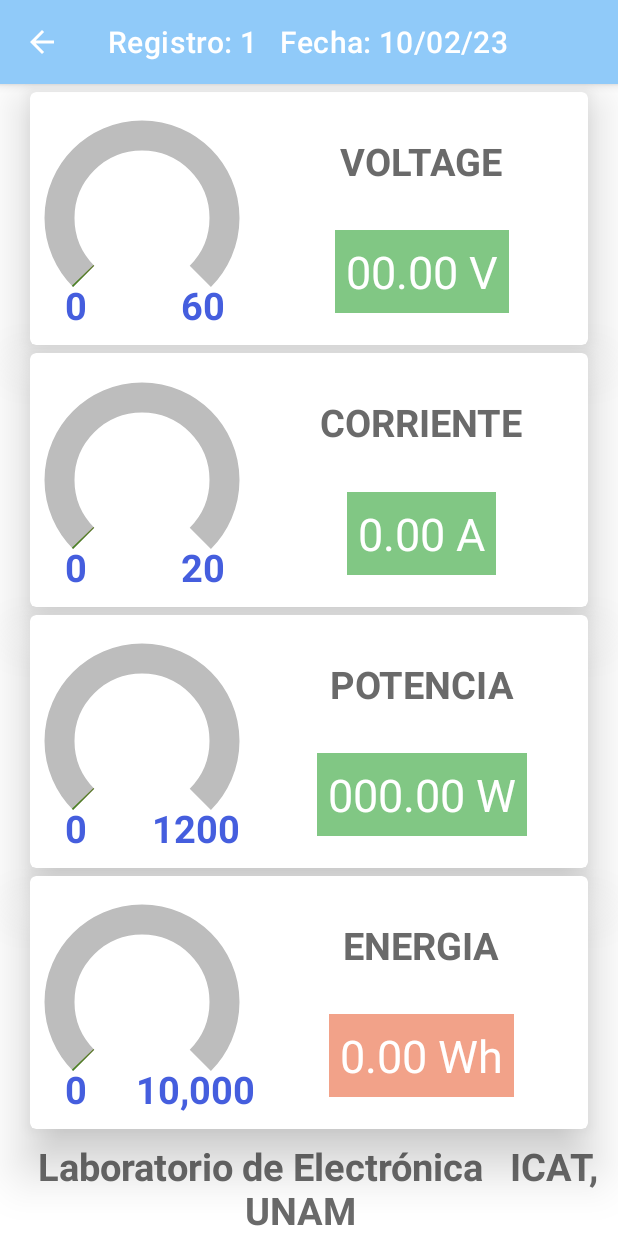
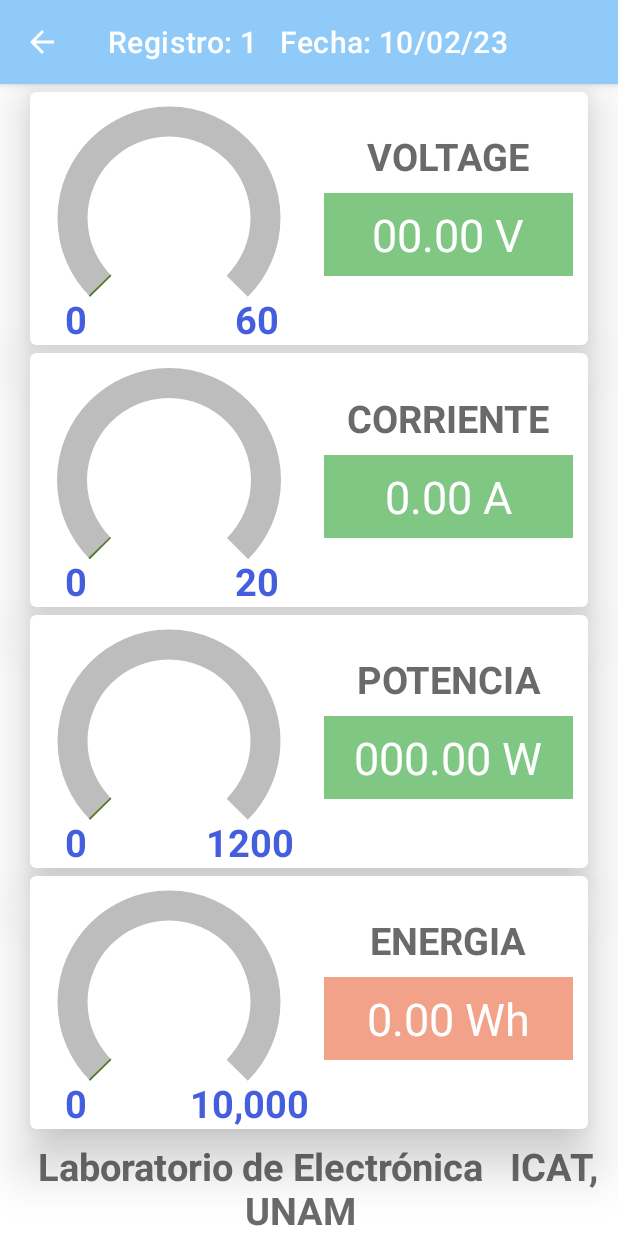
Before and after one commit to AlejandraCastillo/MedidorBluetooth, an Android app: the MessageReceiverActivity screen opened directly, with no data from a screen before it, on a phone screen of 412 x 824 dp. Run offline under Robolectric (Android 15) with nearby library versions, the phone set to English and light mode, and no system bars; 1 statement that could not run was skipped.

Commit message:
Mejora MessageReceiverActivity

```diff
--- a/app/src/main/res/layout/activity_message_receiver.xml
+++ b/app/src/main/res/layout/activity_message_receiver.xml
@@ -10,10 +10,10 @@
         android:id="@+id/voltaje_layout"
         android:layout_width="0dp"
         android:layout_height="0dp"
+        android:layout_marginStart="@dimen/margin_side_message_receiver"
+        android:layout_marginTop="@dimen/margin_top_message_receiver"
+        android:layout_marginEnd="@dimen/margin_side_message_receiver"
         android:padding="@dimen/padding_message_receiver"
-        android:layout_marginTop="@dimen/margin_top_message_receiver"
-        android:layout_marginStart="@dimen/margin_side_message_receiver"
-        android:layout_marginEnd="@dimen/margin_side_message_receiver"
         app:cardElevation="20dp"
         app:layout_constraintBottom_toTopOf="@+id/corriente_layout"
         app:layout_constraintEnd_toEndOf="parent"
@@ -26,16 +26,17 @@
 
             <FrameLayout
                 android:id="@+id/fl_voltaje"
-                android:layout_width="wrap_content"
-                android:layout_height="wrap_content"
+                android:layout_width="0dp"
+                android:layout_height="0dp"
                 app:layout_constraintBottom_toBottomOf="parent"
+                app:layout_constraintEnd_toStartOf="@id/guideline_voltaje"
                 app:layout_constraintStart_toStartOf="parent"
                 app:layout_constraintTop_toTopOf="parent">
 
                 <com.ake.medidorbluetooth.custom_gauge.CustomGauge
                     android:id="@+id/gauge_voltaje"
-                    android:layout_width="@dimen/gauge_size"
-                    android:layout_height="@dimen/gauge_size"
+                    android:layout_width="match_parent"
+                    android:layout_height="match_parent"
                     app:gaugeDividerColor="@color/md_yellow_500"
                     app:gaugeDividerDrawFirst="false"
                     app:gaugeDividerDrawLast="true"
@@ -71,6 +72,13 @@
 
             </FrameLayout>
 
+            <androidx.constraintlayout.widget.Guideline
+                android:id="@+id/guideline_voltaje"
+                android:layout_width="0dp"
+                android:layout_height="0dp"
+                android:orientation="vertical"
+                app:layout_constraintGuide_percent="0.5" />
+
             <TextView
                 android:id="@+id/label_voltaje"
                 android:layout_width="wrap_content"
@@ -79,24 +87,32 @@
                 android:text="VOLTAGE"
                 android:textSize="@dimen/text_size_label_message_receiver"
                 android:textStyle="bold"
-                app:layout_constraintBottom_toTopOf="@id/tv_voltaje"
-                app:layout_constraintEnd_toEndOf="parent"
-                app:layout_constraintStart_toEndOf="@id/fl_voltaje"
-                app:layout_constraintTop_toTopOf="parent" />
+                app:layout_constraintEnd_toEndOf="@id/tv_voltaje"
+                app:layout_constraintBottom_toTopOf="@id/guideline_voltaje_2"
+                app:layout_constraintStart_toStartOf="@id/tv_voltaje"/>
+
+            <androidx.constraintlayout.widget.Guideline
+                android:id="@+id/guideline_voltaje_2"
+                android:layout_width="0dp"
+                android:layout_height="0dp"
+                android:orientation="horizontal"
+                app:layout_constraintGuide_percent="0.4" />
 
             <TextView
                 android:id="@+id/tv_voltaje"
-                android:layout_width="wrap_content"
+                android:layout_width="0dp"
                 android:layout_height="wrap_content"
+                android:layout_marginStart="@dimen/margin_textView_mr"
+                android:layout_marginEnd="@dimen/margin_textView_mr"
                 android:background="@color/gaugeTextColor"
                 android:padding="@dimen/padding_message_receiver"
                 android:text="00.00 V"
+                android:textAlignment="center"
                 android:textColor="@color/white"
                 android:textSize="@dimen/text_size_message_receiver"
-                app:layout_constraintBottom_toBottomOf="parent"
                 app:layout_constraintEnd_toEndOf="parent"
-                app:layout_constraintStart_toEndOf="@id/fl_voltaje"
-                app:layout_constraintTop_toBottomOf="@id/label_voltaje" />
+                app:layout_constraintStart_toEndOf="@id/guideline_voltaje"
+                app:layout_constraintTop_toBottomOf="@id/guideline_voltaje_2" />
 
         </androidx.constraintlayout.widget.ConstraintLayout>
 
@@ -106,11 +122,11 @@
         android:id="@+id/corriente_layout"
         android:layout_width="0dp"
         android:layout_height="0dp"
+        android:layout_marginStart="@dimen/margin_side_message_receiver"
+        android:layout_marginTop="@dimen/margin_top_message_receiver"
+        android:layout_marginEnd="@dimen/margin_side_message_receiver"
+        android:padding="@dimen/padding_message_receiver"
         app:cardElevation="20dp"
-        android:padding="@dimen/padding_message_receiver"
-        android:layout_marginTop="@dimen/margin_top_message_receiver"
-        android:layout_marginStart="@dimen/margin_side_message_receiver"
-        android:layout_marginEnd="@dimen/margin_side_message_receiver"
         app:layout_constraintBottom_toTopOf="@+id/potencia_layout"
         app:layout_constraintEnd_toEndOf="parent"
         app:layout_constraintStart_toStartOf="parent"
@@ -122,16 +138,17 @@
 
             <FrameLayout
                 android:id="@+id/fl_corriente"
-                android:layout_width="wrap_content"
-                android:layout_height="wrap_content"
+                android:layout_width="0dp"
+                android:layout_height="0dp"
                 app:layout_constraintBottom_toBottomOf="parent"
+                app:layout_constraintEnd_toStartOf="@id/guideline_corriente"
                 app:layout_constraintStart_toStartOf="parent"
                 app:layout_constraintTop_toTopOf="parent">
 
                 <com.ake.medidorbluetooth.custom_gauge.CustomGauge
                     android:id="@+id/gauge_corriente"
-                    android:layout_width="@dimen/gauge_size"
-                    android:layout_height="@dimen/gauge_size"
+                    android:layout_width="match_parent"
+                    android:layout_height="match_parent"
                     app:gaugeDividerColor="@color/md_yellow_500"
                     app:gaugeDividerDrawFirst="false"
                     app:gaugeDividerDrawLast="true"
@@ -167,32 +184,47 @@
 
             </FrameLayout>
 
+            <androidx.constraintlayout.widget.Guideline
+                android:id="@+id/guideline_corriente"
+                android:layout_width="0dp"
+                android:layout_height="0dp"
+                android:orientation="vertical"
+                app:layout_constraintGuide_percent="0.5" />
+
             <TextView
                 android:id="@+id/label_corriente"
                 android:layout_width="wrap_content"
                 android:layout_height="wrap_content"
                 android:padding="@dimen/padding_message_receiver"
                 android:text="CORRIENTE"
+                app:layout_constraintEnd_toEndOf="@id/tv_corriente"
                 android:textSize="@dimen/text_size_label_message_receiver"
                 android:textStyle="bold"
-                app:layout_constraintBottom_toTopOf="@id/tv_corriente"
-                app:layout_constraintEnd_toEndOf="parent"
-                app:layout_constraintStart_toEndOf="@id/fl_corriente"
-                app:layout_constraintTop_toTopOf="parent" />
+                app:layout_constraintBottom_toTopOf="@id/guideline_corriente2"
+                app:layout_constraintStart_toStartOf="@id/tv_corriente"/>
+
+            <androidx.constraintlayout.widget.Guideline
+                android:id="@+id/guideline_corriente2"
+                android:layout_width="0dp"
+                android:layout_height="0dp"
+                android:orientation="horizontal"
+                app:layout_constraintGuide_percent="0.4" />
 
             <TextView
                 android:id="@+id/tv_corriente"
-                android:layout_width="wrap_content"
+                android:layout_width="0dp"
                 android:layout_height="wrap_content"
+                android:layout_marginStart="@dimen/margin_textView_mr"
+                android:layout_marginEnd="@dimen/margin_textView_mr"
                 android:background="@color/gaugeTextColor"
                 android:padding="@dimen/padding_message_receiver"
                 android:text="0.00 A"
+                android:textAlignment="center"
                 android:textColor="@color/white"
                 android:textSize="@dimen/text_size_message_receiver"
-                app:layout_constraintBottom_toBottomOf="parent"
                 app:layout_constraintEnd_toEndOf="parent"
-                app:layout_constraintStart_toEndOf="@id/fl_corriente"
-                app:layout_constraintTop_toBottomOf="@id/label_corriente" />
+                app:layout_constraintStart_toEndOf="@id/guideline_corriente"
+                app:layout_constraintTop_toBottomOf="@id/guideline_corriente2" />
 
         </androidx.constraintlayout.widget.ConstraintLayout>
 
@@ -202,10 +234,10 @@
         android:id="@+id/potencia_layout"
         android:layout_width="0dp"
         android:layout_height="0dp"
+        android:layout_marginStart="@dimen/margin_side_message_receiver"
+        android:layout_marginTop="@dimen/margin_top_message_receiver"
+        android:layout_marginEnd="@dimen/margin_side_message_receiver"
         android:padding="@dimen/padding_message_receiver"
-        android:layout_marginTop="@dimen/margin_top_message_receiver"
-        android:layout_marginStart="@dimen/margin_side_message_receiver"
-        android:layout_marginEnd="@dimen/margin_side_message_receiver"
         app:cardElevation="20dp"
         app:layout_constraintBottom_toTopOf="@+id/energia_layout"
         app:layout_constraintEnd_toEndOf="parent"
@@ -218,16 +250,17 @@
 
             <FrameLayout
                 android:id="@+id/fl_potencia"
-                android:layout_width="wrap_content"
-                android:layout_height="wrap_content"
+                android:layout_width="0dp"
+                android:layout_height="0dp"
                 app:layout_constraintBottom_toBottomOf="parent"
+                app:layout_constraintEnd_toStartOf="@id/guideline_potencia"
                 app:layout_constraintStart_toStartOf="parent"
                 app:layout_constraintTop_toTopOf="parent">
 
                 <com.ake.medidorbluetooth.custom_gauge.CustomGauge
                     android:id="@+id/gauge_potencia"
-                    android:layout_width="@dimen/gauge_size"
-                    android:layout_height="@dimen/gauge_size"
+                    android:layout_width="wrap_content"
+                    android:layout_height="wrap_content"
                     app:gaugeDividerColor="@color/md_yellow_500"
                     app:gaugeDividerDrawFirst="false"
                     app:gaugeDividerDrawLast="true"
@@ -263,32 +296,47 @@
 
             </FrameLayout>
 
+            <androidx.constraintlayout.widget.Guideline
+                android:id="@+id/guideline_potencia"
+                android:layout_width="0dp"
+                android:layout_height="0dp"
+                android:orientation="vertical"
+                app:layout_constraintGuide_percent="0.5" />
+
             <TextView
                 android:id="@+id/label_potencia"
                 android:layout_width="wrap_content"
                 android:layout_height="wrap_content"
                 android:padding="@dimen/padding_message_receiver"
                 android:text="POTENCIA"
-                app:layout_constraintBottom_toTopOf="@id/tv_potencia"
-                app:layout_constraintEnd_toEndOf="parent"
-                app:layout_constraintStart_toEndOf="@id/fl_potencia"
-                app:layout_constraintTop_toTopOf="parent"
+                app:layout_constraintEnd_toEndOf="@id/tv_potencia"
                 android:textSize="@dimen/text_size_label_message_receiver"
-                android:textStyle="bold" />
+                android:textStyle="bold"
+                app:layout_constraintBottom_toTopOf="@id/guideline_potencia2"
+                app:layout_constraintStart_toStartOf="@id/tv_potencia"/>
+
+            <androidx.constraintlayout.widget.Guideline
+                android:id="@+id/guideline_potencia2"
+                android:layout_width="0dp"
+                android:layout_height="0dp"
+                android:orientation="horizontal"
+                app:layout_constraintGuide_percent="0.4" />
 
             <TextView
                 android:id="@+id/tv_potencia"
-                android:layout_width="wrap_content"
+                android:layout_width="0dp"
                 android:layout_height="wrap_content"
-                app:layout_constraintBottom_toBottomOf="parent"
-                app:layout_constraintEnd_toEndOf="parent"
-                app:layout_constraintStart_toEndOf="@id/fl_potencia"
-                app:layout_constraintTop_toBottomOf="@id/label_potencia"
+                android:layout_marginStart="@dimen/margin_textView_mr"
+                android:layout_marginEnd="@dimen/margin_textView_mr"
                 android:background="@color/gaugeTextColor"
                 android:padding="@dimen/padding_message_receiver"
                 android:text="000.00 W"
+                android:textAlignment="center"
                 android:textColor="@color/white"
-                android:textSize="@dimen/text_size_message_receiver" />
+                android:textSize="@dimen/text_size_message_receiver"
+                app:layout_constraintEnd_toEndOf="parent"
+                app:layout_constraintStart_toEndOf="@id/guideline_potencia"
+                app:layout_constraintTop_toBottomOf="@id/guideline_potencia2" />
 
         </androidx.constraintlayout.widget.ConstraintLayout>
 
@@ -297,11 +345,11 @@
     <com.google.android.material.card.MaterialCardView
         android:id="@+id/energia_layout"
         android:layout_width="0dp"
-        android:padding="@dimen/padding_message_receiver"
-        android:layout_marginTop="@dimen/margin_top_message_receiver"
         android:layout_height="0dp"
         android:layout_marginStart="@dimen/margin_side_message_receiver"
+        android:layout_marginTop="@dimen/margin_top_message_receiver"
         android:layout_marginEnd="@dimen/margin_side_message_receiver"
+        android:padding="@dimen/padding_message_receiver"
         app:cardElevation="20dp"
         app:layout_constraintBottom_toTopOf="@id/label_desarrollado_en"
         app:layout_constraintEnd_toEndOf="parent"
@@ -314,16 +362,17 @@
 
             <FrameLayout
                 android:id="@+id/fl_energia"
-                android:layout_width="wrap_content"
-                android:layout_height="wrap_content"
+                android:layout_width="0dp"
+                android:layout_height="0dp"
                 app:layout_constraintBottom_toBottomOf="parent"
+                app:layout_constraintEnd_toStartOf="@id/guideline_energia"
                 app:layout_constraintStart_toStartOf="parent"
                 app:layout_constraintTop_toTopOf="parent">
 
                 <com.ake.medidorbluetooth.custom_gauge.CustomGauge
                     android:id="@+id/gauge_energia"
-                    android:layout_width="@dimen/gauge_size"
-                    android:layout_height="@dimen/gauge_size"
+                    android:layout_width="wrap_content"
+                    android:layout_height="wrap_content"
                     app:gaugeDividerColor="@color/md_yellow_500"
                     app:gaugeDividerDrawFirst="false"
                     app:gaugeDividerDrawLast="true"
@@ -357,32 +406,47 @@
                     android:textStyle="bold" />
             </FrameLayout>
 
+            <androidx.constraintlayout.widget.Guideline
+                android:id="@+id/guideline_energia"
+                android:layout_width="0dp"
+                android:layout_height="0dp"
+                android:orientation="vertical"
+                app:layout_constraintGuide_percent="0.5" />
+
             <TextView
                 android:id="@+id/label_energia"
                 android:layout_width="wrap_content"
                 android:layout_height="wrap_content"
                 android:padding="@dimen/padding_message_receiver"
+                app:layout_constraintEnd_toEndOf="@id/tv_energia"
                 android:text="ENERGIA"
-                app:layout_constraintBottom_toTopOf="@id/tv_energia"
-                app:layout_constraintEnd_toEndOf="parent"
-                app:layout_constraintStart_toEndOf="@id/fl_energia"
-                app:layout_constraintTop_toTopOf="parent"
                 android:textSize="@dimen/text_size_label_message_receiver"
-                android:textStyle="bold" />
+                android:textStyle="bold"
+                app:layout_constraintBottom_toTopOf="@id/guideline_energia2"
+                app:layout_constraintStart_toStartOf="@id/tv_energia" />
+
+            <androidx.constraintlayout.widget.Guideline
+                android:id="@+id/guideline_energia2"
+                android:layout_width="0dp"
+                android:layout_height="0dp"
+                android:orientation="horizontal"
+                app:layout_constraintGuide_percent="0.4" />
 
             <TextView
                 android:id="@+id/tv_energia"
-                android:layout_width="wrap_content"
+                android:layout_width="0dp"
                 android:layout_height="wrap_content"
+                android:layout_marginStart="@dimen/margin_textView_mr"
+                android:layout_marginEnd="@dimen/margin_textView_mr"
                 android:background="#f2a289"
                 android:padding="@dimen/padding_message_receiver"
                 android:text="0.00 Wh"
+                android:textAlignment="center"
                 android:textColor="@color/white"
-                app:layout_constraintBottom_toBottomOf="parent"
+                android:textSize="@dimen/text_size_message_receiver"
                 app:layout_constraintEnd_toEndOf="parent"
-                app:layout_constraintStart_toEndOf="@id/fl_energia"
-                app:layout_constraintTop_toBottomOf="@id/label_energia"
-                android:textSize="@dimen/text_size_message_receiver" />
+                app:layout_constraintStart_toEndOf="@id/guideline_energia"
+                app:layout_constraintTop_toBottomOf="@id/guideline_energia2" />
 
         </androidx.constraintlayout.widget.ConstraintLayout>
 
@@ -391,8 +455,8 @@
     <TextView
         android:id="@+id/label_desarrollado_en"
         android:layout_width="0dp"
+        android:layout_height="wrap_content"
         android:paddingTop="@dimen/padding_message_receiver"
-        android:layout_height="wrap_content"
         android:text="@string/laboratorio"
         android:textAlignment="center"
         android:textSize="@dimen/text_size_label_message_receiver"
--- a/app/src/main/res/values/dimens.xml
+++ b/app/src/main/res/values/dimens.xml
@@ -13,4 +13,5 @@
     <dimen name="recycle_view_padding">8dp</dimen>
     <dimen name="margin_side_message_receiver">20dp</dimen>
     <dimen name="margin_top_message_receiver">5dp</dimen>
+    <dimen name="margin_textView_mr">10dp</dimen>
 </resources>
```
